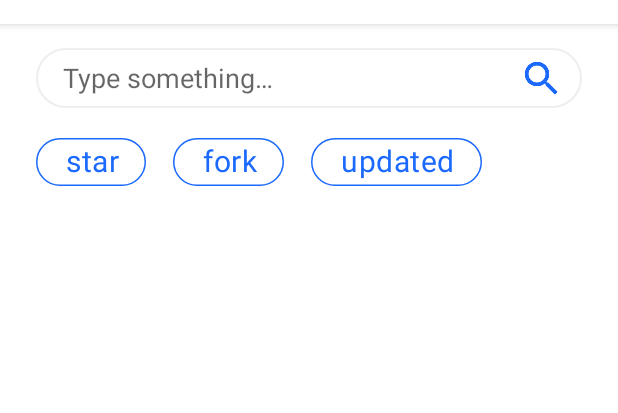
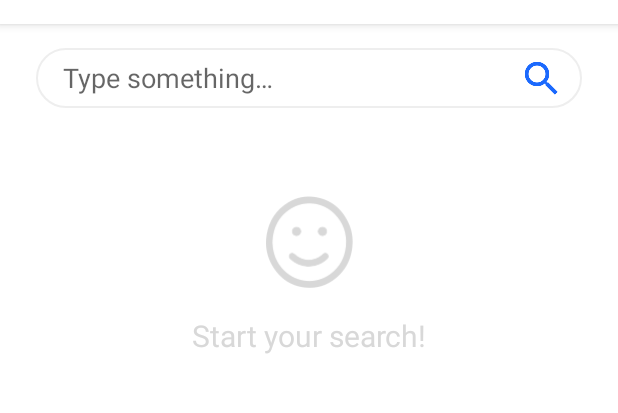
Before and after one commit to kevinguitar/GitHub-Search, an Android app: the screen it shows after launch (SearchActivity), on a phone screen of 412 x 824 dp, the part 69-482 px from its top. Run offline under Robolectric (Android 15) with nearby library versions, the phone set to English and light mode, and no system bars; libraries missing offline, so code that uses them is left out: com.jakewharton.retrofit2.

Commit message:
feat: add welcome screen and no results screen
Remove initial value setting to all LiveData avoid the observe at onCreate

Closes #9

```diff
--- a/app/src/main/java/com/kevingt/githubsearch/feature/search/SearchActivity.kt
+++ b/app/src/main/java/com/kevingt/githubsearch/feature/search/SearchActivity.kt
@@ -33,6 +33,8 @@ class SearchActivity : BaseActivity(), RepositoryAdapter.ItemListener {
             performSearch(et_search_keywords.text.toString())
         }
 
+        //TODO: provide sort function
+
         // Setup recycler view and adapter
         rv_search_repository.layoutManager = LinearLayoutManager(this)
         rv_search_repository.adapter = adapter
@@ -41,7 +43,11 @@ class SearchActivity : BaseActivity(), RepositoryAdapter.ItemListener {
         // Observing live data in ViewModel
         viewModel.repositories.observe(this, Observer {
             if (it.isEmpty()) {
-                //TODO: show no result hint
+                // show no results hint
+                iv_search_description_icon.setImageResource(R.drawable.icon_oops)
+                tv_search_description_message.setText(R.string.search_content_description_no_results)
+                gp_search_description.visibility = View.VISIBLE
+                gp_search_result.visibility = View.INVISIBLE
             }
             adapter.repos.clear()
             adapter.repos.addAll(it)
@@ -50,11 +56,13 @@ class SearchActivity : BaseActivity(), RepositoryAdapter.ItemListener {
 
         viewModel.isLoading.observe(this, Observer { isLoading ->
             if (isLoading) {
+                // show loading view and hide other contents
                 lav_search_loading.visibility = View.VISIBLE
-                rv_search_repository.visibility = View.INVISIBLE
+                gp_search_description.visibility = View.INVISIBLE
+                gp_search_result.visibility = View.INVISIBLE
             } else {
                 lav_search_loading.visibility = View.INVISIBLE
-                rv_search_repository.visibility = View.VISIBLE
+                gp_search_result.visibility = View.VISIBLE
             }
         })
 
--- a/app/src/main/java/com/kevingt/githubsearch/feature/search/SearchViewModel.kt
+++ b/app/src/main/java/com/kevingt/githubsearch/feature/search/SearchViewModel.kt
@@ -19,10 +19,10 @@ class SearchViewModel(apiManager: ApiManager? = null) : BaseViewModel(apiManager
     // Store the searching result, make sure View can't modify it
     val repositories: LiveData<List<Repository>>
         get() = _repositories
-    private val _repositories = MutableLiveData<List<Repository>>().default(mutableListOf())
+    private val _repositories = MutableLiveData<List<Repository>>()
 
-    val isLoading = MutableLiveData<Boolean>().default(false)
-    val isLastPage = MutableLiveData<Boolean>().default(true)
+    val isLoading = MutableLiveData<Boolean>()
+    val isLastPage = MutableLiveData<Boolean>()
     val errorMessage = MutableLiveData<String>()
     private var pageNumber = 1
 
--- a/app/src/main/res/layout/activity_search.xml
+++ b/app/src/main/res/layout/activity_search.xml
@@ -69,6 +69,7 @@
             android:layout_marginStart="@dimen/search_bar_margin"
             android:layout_marginTop="12dp"
             android:layout_marginEnd="@dimen/search_bar_margin"
+            android:visibility="invisible"
             app:layout_constraintEnd_toEndOf="parent"
             app:layout_constraintStart_toStartOf="parent"
             app:layout_constraintTop_toBottomOf="@id/cl_search_bar"
@@ -99,6 +100,44 @@
 
         </com.google.android.material.chip.ChipGroup>
 
+        <!--Search Content-->
+        <androidx.constraintlayout.widget.Group
+            android:id="@+id/gp_search_description"
+            android:layout_width="0dp"
+            android:layout_height="0dp"
+            app:constraint_referenced_ids="iv_search_description_icon, tv_search_description_message" />
+
+        <ImageView
+            android:id="@+id/iv_search_description_icon"
+            android:layout_width="@dimen/search_content_description_icon_size"
+            android:layout_height="@dimen/search_content_description_icon_size"
+            android:layout_marginTop="58dp"
+            android:contentDescription="@string/search_content_description_icon_description"
+            android:src="@drawable/icon_smile"
+            app:layout_constraintEnd_toEndOf="parent"
+            app:layout_constraintStart_toStartOf="parent"
+            app:layout_constraintTop_toBottomOf="@id/cl_search_bar" />
+
+        <TextView
+            android:id="@+id/tv_search_description_message"
+            android:layout_width="0dp"
+            android:layout_height="wrap_content"
+            android:layout_marginTop="18dp"
+            android:text="@string/search_content_description_welcome"
+            android:textAlignment="center"
+            android:textColor="@color/wordingGrey"
+            android:textSize="20sp"
+            app:layout_constraintEnd_toEndOf="parent"
+            app:layout_constraintStart_toStartOf="parent"
+            app:layout_constraintTop_toBottomOf="@id/iv_search_description_icon" />
+
+        <androidx.constraintlayout.widget.Group
+            android:id="@+id/gp_search_result"
+            android:layout_width="0dp"
+            android:layout_height="0dp"
+            android:visibility="invisible"
+            app:constraint_referenced_ids="cg_search_sort, rv_search_repository" />
+
         <androidx.recyclerview.widget.RecyclerView
             android:id="@+id/rv_search_repository"
             android:layout_width="0dp"
--- a/app/src/main/res/values/colors.xml
+++ b/app/src/main/res/values/colors.xml
@@ -4,6 +4,7 @@
 
     <color name="wordingDark">#4b4b4b</color>
     <color name="wordingLight">#5e5e5e</color>
+    <color name="wordingGrey">#d8d8d8</color>
     <color name="wordingWhite">#ffffff</color>
     <color name="colorDivider">#dddddd</color>
     <color name="colorBorder">#eeeeee</color>
--- a/app/src/main/res/values/dimens.xml
+++ b/app/src/main/res/values/dimens.xml
@@ -13,6 +13,7 @@
     <dimen name="search_bar_chip_margin">10dp</dimen>
     <dimen name="search_page_margin">32dp</dimen>
     <dimen name="search_page_loading_size">160dp</dimen>
+    <dimen name="search_content_description_icon_size">62dp</dimen>
 
     <!--Repository-->
     <dimen name="repo_icons_size">12dp</dimen>
--- a/app/src/main/res/values/strings.xml
+++ b/app/src/main/res/values/strings.xml
@@ -9,6 +9,9 @@
     <string name="search_sort_by_forks">fork</string>
     <string name="search_sort_by_updated">updated</string>
     <string name="search_empty_keywords">Please input the keyword!</string>
+    <string name="search_content_description_icon_description">Search description</string>
+    <string name="search_content_description_welcome">Start your search!</string>
+    <string name="search_content_description_no_results">Oops, no results…</string>
 
     <!--Repository-->
     <string name="repo_star">star</string>
```
